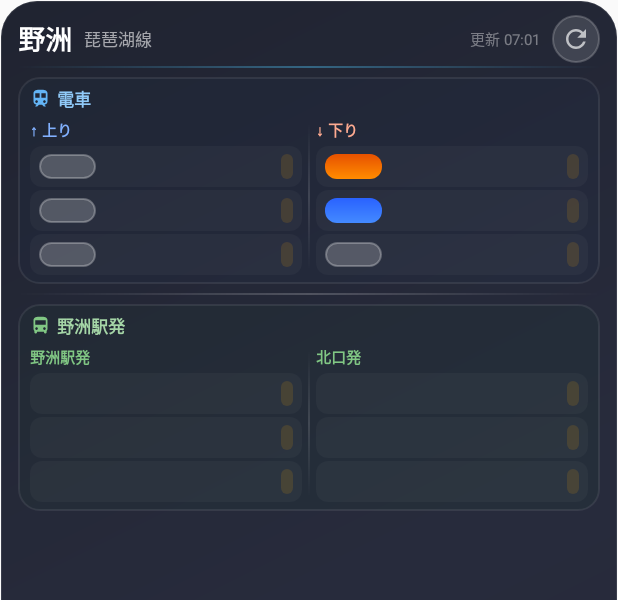
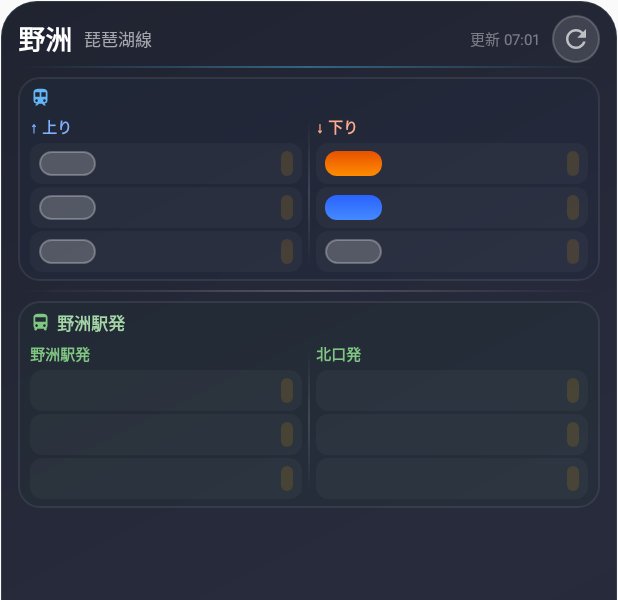
Before and after one commit to mooono/yasu_widget_v1, an Android app built with Jetpack Compose: the layout widget_transit.xml on its own in the app's theme, with its tools: preview values and no code run, on a phone screen of 412 x 824 dp. Shown: the top 600 px of the screen. Run offline under Robolectric (Android 15) with nearby library versions, the phone set to English and light mode, and no system bars.

Commit message:
Address code review: remove placeholder text, extract stationName variable
Co-authored-by: mooono <40391469+mooono@users.noreply.github.com>

```diff
--- a/app/src/main/res/layout/widget_transit.xml
+++ b/app/src/main/res/layout/widget_transit.xml
@@ -117,7 +117,6 @@
                 android:id="@+id/text_train_section_label"
                 android:layout_width="wrap_content"
                 android:layout_height="wrap_content"
-                android:text="電車"
                 android:textColor="#FF90CAF9"
                 android:textSize="11sp"
                 android:textStyle="bold" />
```
Also changed, not shown: app/src/main/java/com/example/yasuwidget/application/RefreshWidgetUseCase.kt (+3 -5 lines).
